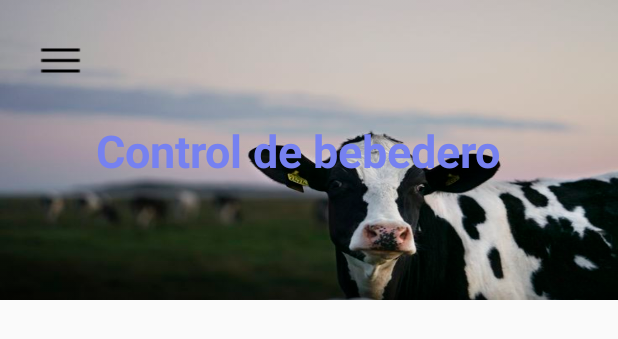
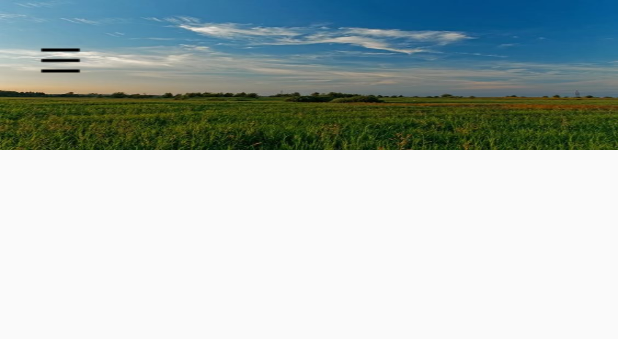
Before and after one commit to sabrinabaungartner/Bebedero-vacas, an Android app: the layout top_bar_layout.xml on its own in the app's theme, with its tools: preview values and no code run, on a phone screen of 412 x 824 dp. Shown: the top 339 px of the screen. Run offline under Robolectric (Android 15) with nearby library versions, the phone set to English and light mode, and no system bars.

Commit message:
se mejora disenio de pantalla de control

```diff
--- a/Proyectofinalbebedero/app/src/main/res/layout/top_bar_layout.xml
+++ b/Proyectofinalbebedero/app/src/main/res/layout/top_bar_layout.xml
@@ -1,8 +1,8 @@
 <?xml version="1.0" encoding="utf-8"?>
 <androidx.constraintlayout.widget.ConstraintLayout android:id="@+id/topBarLayout"
     android:layout_width="match_parent"
-    android:layout_height="200dp"
-    android:background="@drawable/background2"
+    android:layout_height="100dp"
+    android:background="@drawable/background1"
     xmlns:android="http://schemas.android.com/apk/res/android"
     xmlns:app="http://schemas.android.com/apk/res-auto"
     xmlns:tools="http://schemas.android.com/tools">
@@ -19,11 +19,12 @@
         app:layout_constraintTop_toTopOf="parent"
         tools:ignore="ContentDescription,HardcodedText"
         android:contentDescription="Abrir menú"/>
-
+<!--
     <TextView
         android:id="@+id/appTitleTextView"
         android:layout_width="wrap_content"
         android:layout_height="wrap_content"
+        android:layout_marginTop="20dp"
         android:text="Control de bebedero"
         android:textColor="@color/violet"
         android:textSize="30sp"
@@ -34,6 +35,6 @@
         android:textStyle="bold"
         android:fontFamily="sans-serif"
         android:gravity="center"
-        tools:ignore="HardcodedText" />
+        tools:ignore="HardcodedText" /> -->
 
 </androidx.constraintlayout.widget.ConstraintLayout>
```
Also changed, not shown: Proyectofinalbebedero/app/src/main/res/drawable/background1.jpg (added), Proyectofinalbebedero/app/src/main/res/drawable/background3.jpg (added).
